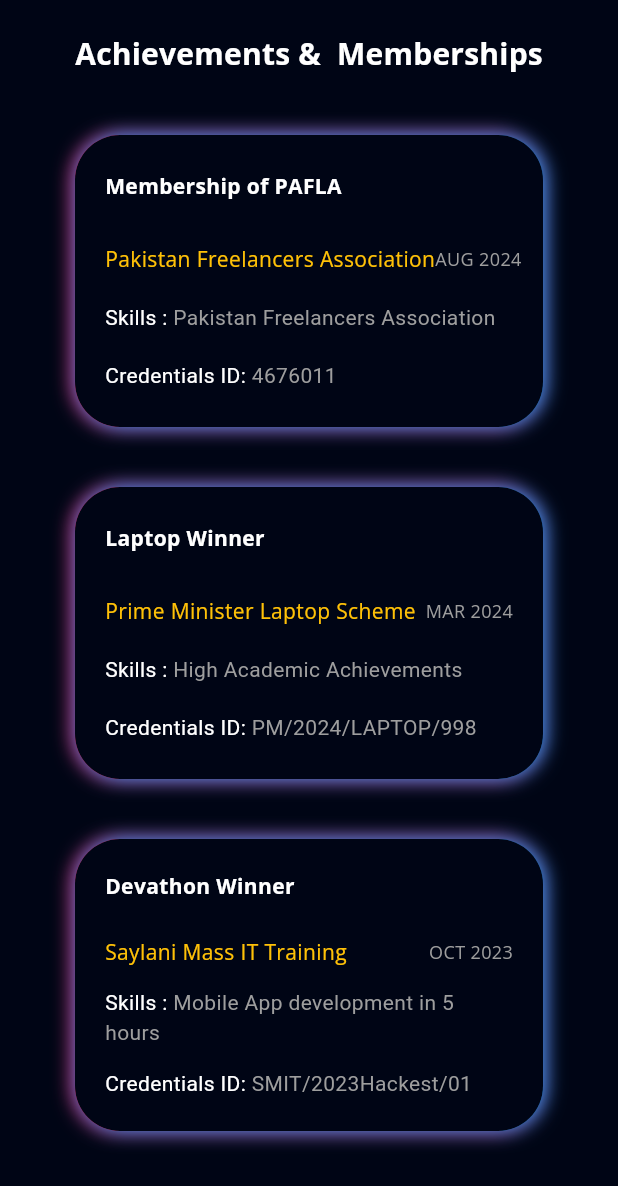
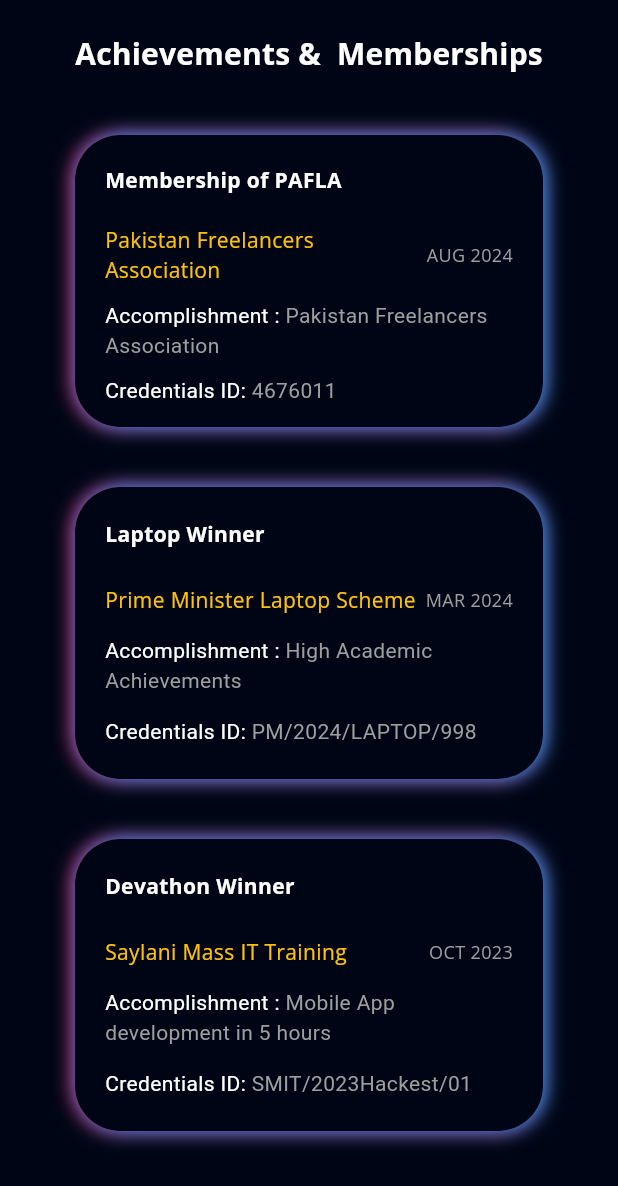
Before and after one commit to 1shabbirhussain/Flutter-Responsive-Portfolio-WebApp, a Flutter app: the Achievements screen opened directly, on a phone screen of 412 x 824 dp. Shown: the top 1186 px of the screen. Run offline on Flutter 3.47's test engine with Material 3 defaults, Android fonts, the phone set to English and light mode, and no system bars; our stand-ins replace flutter_svg, font_awesome_flutter, get, google_fonts, photo_view.

Commit message:
completed achievements and resolve problems

```diff
--- a/lib/view/achievements/components/certificates_details.dart
+++ b/lib/view/achievements/components/certificates_details.dart
@@ -42,9 +42,12 @@
               Row(
                 mainAxisAlignment: MainAxisAlignment.spaceBetween,
                 children: [
-                  Text(
-                    achievementsList[index].organization,
-                    style: const TextStyle(color: Colors.amber),
+                  Expanded(
+                    child: Text(
+                      maxLines: 2,
+                      achievementsList[index].organization,
+                      style: const TextStyle(color: Colors.amber),
+                    ),
                   ),
                   Text(
                     achievementsList[index].date,
@@ -58,7 +61,7 @@
               Text.rich(
                 maxLines: 2,
                 TextSpan(
-                    text: 'Skills : ',
+                    text: 'Accomplishment : ',
                     style: const TextStyle(
                       color: Colors.white,
                     ),
--- a/lib/view/certifications/components/certificates_details.dart
+++ b/lib/view/certifications/components/certificates_details.dart
@@ -1,8 +1,6 @@
-import 'package:flutter/cupertino.dart';
 import 'package:flutter/material.dart';
 import 'package:flutter_portfolio/view/projects/components/image_viewer.dart';
 import 'package:get/get.dart';
-import 'package:url_launcher/url_launcher.dart';
 import '../../../model/certificate_model.dart';
 import '../../../constants/constants.dart';
 import '../../../view model/getx_controllers/certification_controller.dart';
--- a/lib/view/intro/introduction.dart
+++ b/lib/view/intro/introduction.dart
@@ -1,7 +1,6 @@
 import 'package:flutter/material.dart';
 import 'package:flutter_portfolio/view%20model/responsive.dart';
 import 'package:flutter_portfolio/view/intro/widgets/intro_body.dart';
-import 'package:flutter_portfolio/view/intro/widgets/side_menu_button.dart';
 import 'package:flutter_portfolio/view/intro/widgets/social_media_list.dart';
 class Introduction extends StatelessWidget {
   const Introduction({super.key});
--- a/lib/view/intro/widgets/social_media_column.dart
+++ b/lib/view/intro/widgets/social_media_column.dart
@@ -1,5 +1,4 @@
 import 'package:flutter/material.dart';
-import 'package:flutter_portfolio/widgets/custom_animated_gradeint_widget.dart';
 import 'package:flutter_portfolio/widgets/social_media_icon_widget.dart';
 import 'package:url_launcher/url_launcher.dart';
 
--- a/lib/view/main/components/drawer/knowledge.dart
+++ b/lib/view/main/components/drawer/knowledge.dart
@@ -12,7 +12,7 @@
       child: Row(
         children: [
           SvgPicture.asset('assets/icons/check.svg'),
-          SizedBox(width: defaultPadding/2,),
+          const SizedBox(width: defaultPadding/2,),
           Text(knowledge),
         ],
       ),
--- a/lib/view/projects/components/image_viewer.dart
+++ b/lib/view/projects/components/image_viewer.dart
@@ -5,7 +5,7 @@
   ImageViewer(BuildContext context, String image) {
     showGeneralDialog(
       barrierColor: Colors.black,
-      transitionDuration: Duration(milliseconds: 500),
+      transitionDuration: const Duration(milliseconds: 500),
       barrierDismissible: true,
       barrierLabel: 'Barrier',
       context: context,
@@ -13,7 +13,7 @@
         return Center(
           child: Hero(
             tag: 'IMAGEVIEW',
-            child: Container(
+            child: SizedBox(
               height: MediaQuery.of(context).size.height,
               width: MediaQuery.of(context).size.width,
               child: Scaffold(
--- a/lib/widgets/social_media_icon_widget.dart
+++ b/lib/widgets/social_media_icon_widget.dart
@@ -14,7 +14,7 @@
       borderRadius: BorderRadius.circular(20),
       child: Padding(
         padding: const EdgeInsets.symmetric(vertical: defaultPadding * 0.4),
-        child: SvgPicture.asset(icon,color: Colors.white,height: 20,width: 20,),
+        child: SvgPicture.asset(icon, color: Colors.white,height: 20,width: 20,),
       ),
     );
   }
```
